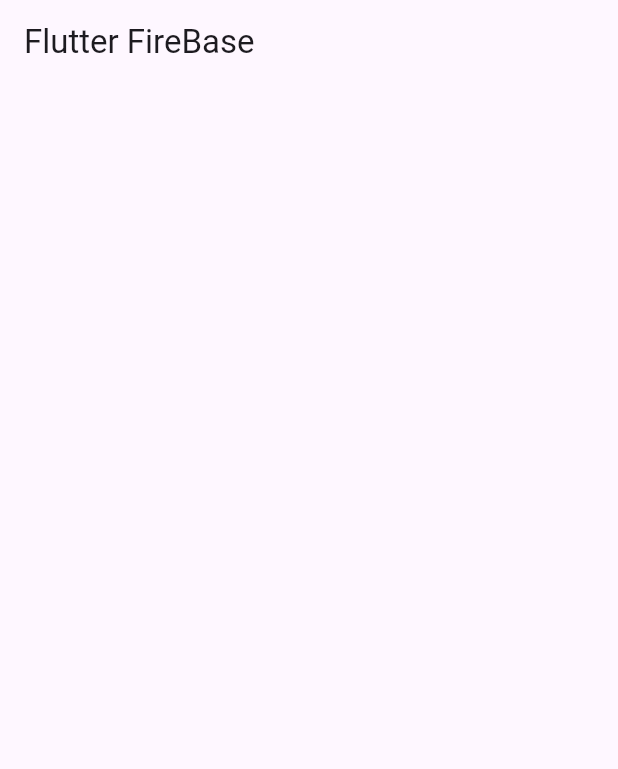
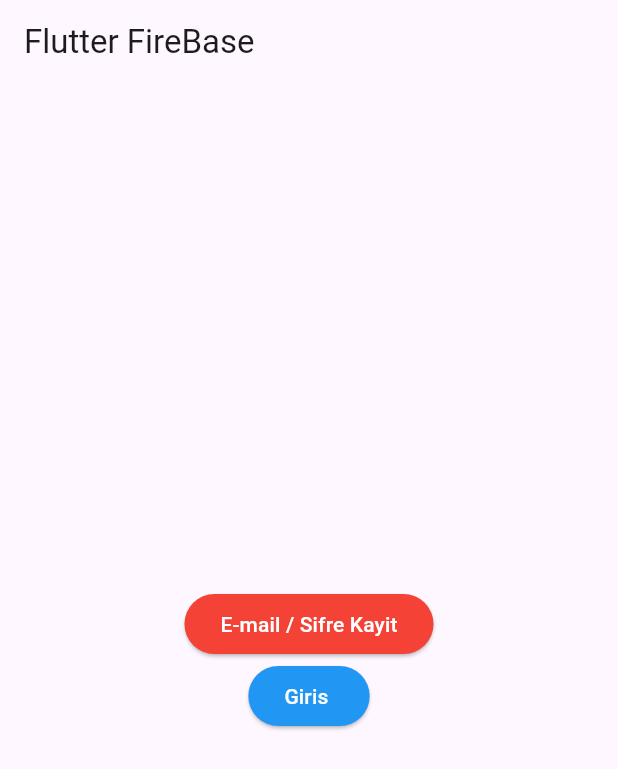
Before and after one commit to tahaturan/flutter_firebase, a Flutter app: the screen it shows after launch, on a phone screen of 412 x 824 dp. Shown: the top 769 px of the screen. Run offline on Flutter 3.47's test engine with Material 2 defaults, Android fonts, the phone set to English and light mode, and no system bars; our stand-ins replace firebase_auth, firebase_core; accounts and stored records are empty.

Commit message:
e-mail & sifre ile kullanici olusturma

```diff
--- a/lib/pages/homepage.dart
+++ b/lib/pages/homepage.dart
@@ -1,3 +1,4 @@
+import 'package:firebase_auth/firebase_auth.dart';
 import 'package:flutter/material.dart';
 
 class HomePage extends StatefulWidget {
@@ -8,13 +9,71 @@ class HomePage extends StatefulWidget {
 }
 
 class _HomePageState extends State<HomePage> {
+  late FirebaseAuth auth;
+
+  final String _email = "tahaaturann16@gmail.com";
+  final String _password = "password123";
+
+  @override
+  void initState() {
+    super.initState();
+    auth = FirebaseAuth.instance;
+  }
+
   @override
   Widget build(BuildContext context) {
     return Scaffold(
       appBar: AppBar(
         title: const Text('Flutter FireBase'),
       ),
-      body: Container(),
+      body: Center(
+          child: Column(
+        mainAxisAlignment: MainAxisAlignment.center,
+        children: [
+          ElevatedButton(
+            style: ElevatedButton.styleFrom(
+              backgroundColor: Colors.red,
+            ),
+            onPressed: () {
+              createUserEmailAndPassword();
+            },
+            child: const Text(
+              "E-mail / Sifre Kayit",
+              style: TextStyle(color: Colors.white),
+            ),
+          ),
+          ElevatedButton(
+            style: ElevatedButton.styleFrom(backgroundColor: Colors.blue),
+            onPressed: () {
+              loginUserEmailAndPassword();
+            },
+            child: const Text(
+              "Giris ",
+              style: TextStyle(color: Colors.white),
+            ),
+          ),
+        ],
+      )),
     );
   }
+
+  void createUserEmailAndPassword() async {
+    try {
+      var _userCredential = await auth.createUserWithEmailAndPassword(
+          email: _email, password: _password);
+      debugPrint(_userCredential.toString());
+    } catch (e) {
+      debugPrint(e.toString());
+    }
+  }
+
+  void loginUserEmailAndPassword() async {
+    try {
+      var _userCredential = await auth.signInWithEmailAndPassword(
+          email: _email, password: _password);
+      debugPrint(_userCredential.toString());
+    } catch (e) {
+      debugPrint(e.toString());
+    }
+  }
 }
--- a/pubspec.yaml
+++ b/pubspec.yaml
@@ -37,6 +37,7 @@ dependencies:
   # Use with the CupertinoIcons class for iOS style icons.
   cupertino_icons: ^1.0.2
   firebase_core: ^1.22.0
+  firebase_auth: ^3.9.0
 
 dev_dependencies:
   flutter_test:
```
Also changed, not shown: pubspec.lock, 1 other file.
